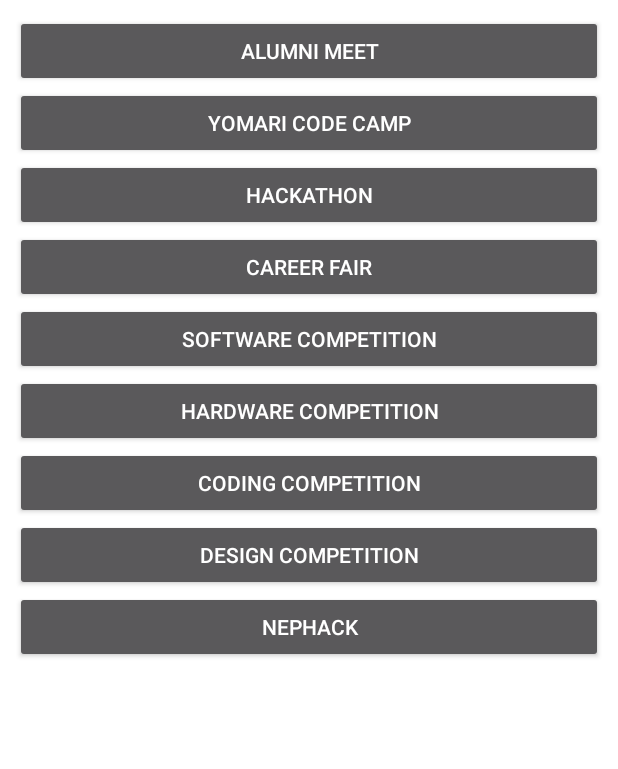
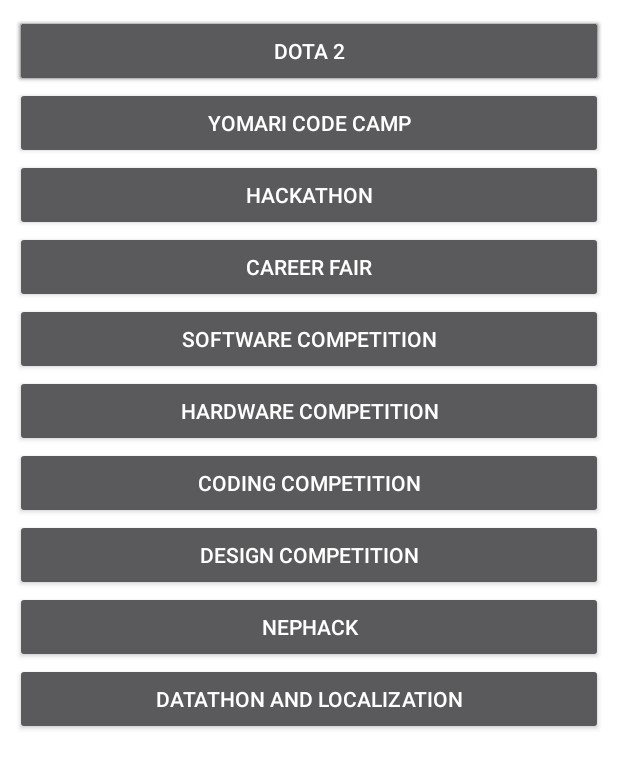
Before and after one commit to ayushkumarshah/ITMeet2018-master, an Android app: the layout fragment_registration.xml on its own in the app's theme, with its tools: preview values and no code run, on a phone screen of 412 x 824 dp. Shown: the top 769 px of the screen. Run offline under Robolectric (Android 15) with nearby library versions, the phone set to English and light mode, and no system bars.

Commit message:
added buttons for new registration forms

```diff
--- a/app/src/main/res/layout/fragment_registration.xml
+++ b/app/src/main/res/layout/fragment_registration.xml
@@ -94,5 +94,35 @@
         android:layout_alignStart="@+id/btn_design_comp"
         android:layout_below="@+id/btn_design_comp"
         android:text="NepHack" />
+    <Button
+                android:id="@+id/btn_data_local"
+                android:layout_width="match_parent"
+                android:layout_height="wrap_content"
+                android:layout_alignParentLeft="true"
+                android:layout_alignParentStart="true"
+                android:layout_below="@+id/btn_nephack"
+                android:text="Datathon and Localization" />
+
+            <Button
+                android:id="@+id/btn_googling"
+                android:layout_width="match_parent"
+                android:layout_height="wrap_content"
+                android:layout_alignParentLeft="true"
+                android:layout_alignParentStart="true"
+                android:layout_below="@+id/button2"
+                android:text="Googling" />
+
+            <Button
+                android:id="@+id/btn_csgo"
+                android:layout_width="match_parent"
+                android:layout_height="wrap_content"
+                android:text="CS:Go" />
+
+            <Button
+                android:id="@+id/btn_dota"
+                android:layout_width="match_parent"
+                android:layout_height="wrap_content"
+                android:text="Dota 2" />
+
 </RelativeLayout>
 </FrameLayout>
```
